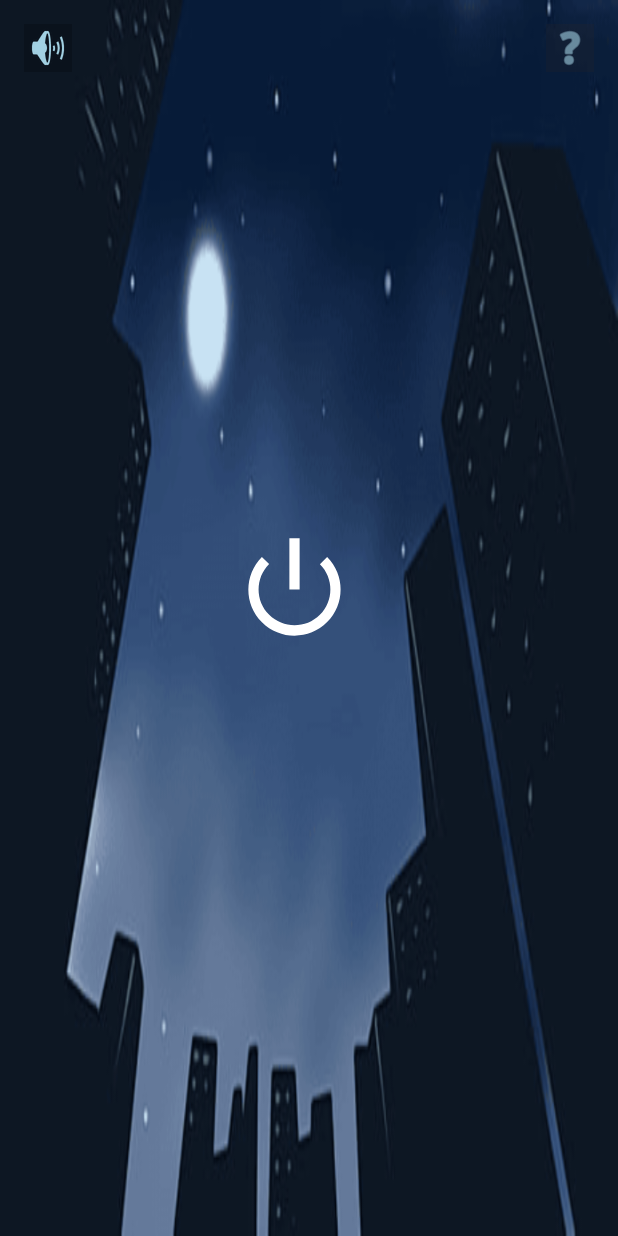
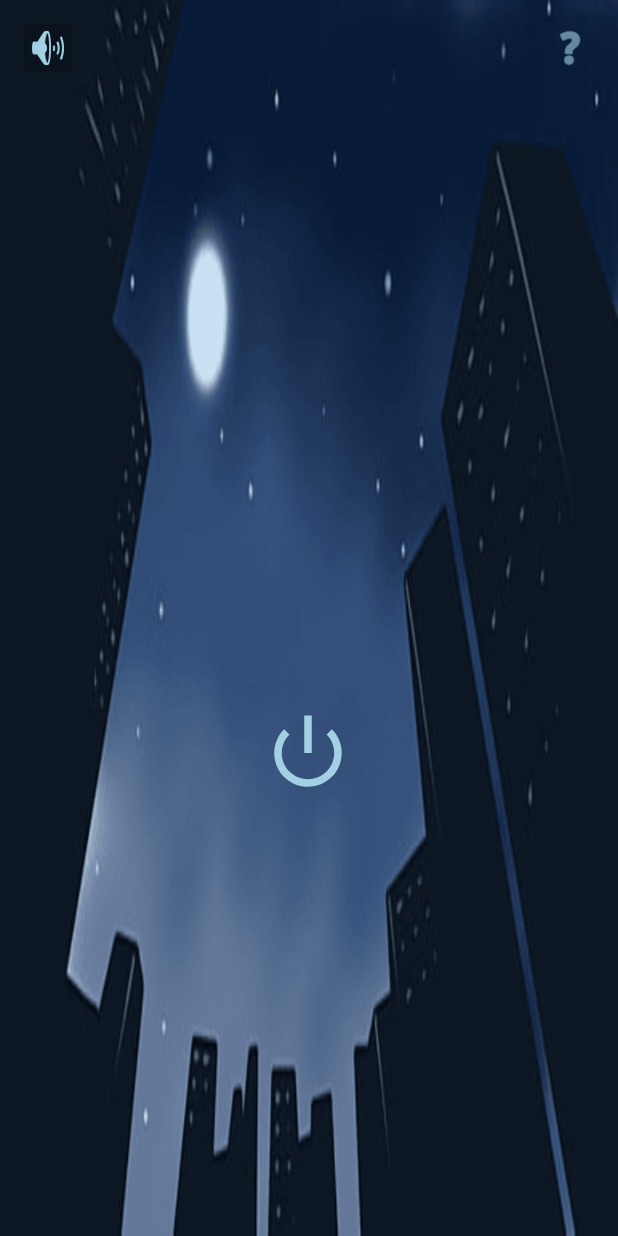
Before and after one commit to mohamedhesham840/Spy_Game, an Android app: the screen it shows after launch (MainActivity), on a phone screen of 412 x 824 dp. Run offline under Robolectric (Android 15) with nearby library versions, the phone set to English and light mode, and no system bars.

Commit message:
home activity logo

```diff
--- a/app/src/main/res/layout/activity_main.xml
+++ b/app/src/main/res/layout/activity_main.xml
@@ -17,7 +17,7 @@
         android:clickable="true"
 
         android:layout_marginEnd="16dp"
-        android:background="#34302525"
+        android:background="@color/none"
         app:layout_constraintEnd_toEndOf="parent"
         app:layout_constraintTop_toTopOf="parent"
         app:srcCompat="@android:drawable/ic_menu_help" />
@@ -37,15 +37,17 @@
 
     <ImageView
         android:id="@+id/imageView5"
-        android:layout_width="90dp"
-        android:layout_height="82dp"
-        android:layout_marginTop="352dp"
+        android:layout_width="60dp"
+        android:layout_height="60dp"
+        android:layout_marginBottom="292dp"
+
+        android:clickable="true"
         android:outlineAmbientShadowColor="#BBB"
-        android:tint="#FFFFFF"
+        android:tint="@color/color2"
+        app:layout_constraintBottom_toBottomOf="parent"
         app:layout_constraintEnd_toEndOf="parent"
-        app:layout_constraintHorizontal_bias="0.47"
+        app:layout_constraintHorizontal_bias="0.498"
         app:layout_constraintStart_toStartOf="parent"
-        app:layout_constraintTop_toTopOf="parent"
         app:srcCompat="@android:drawable/ic_lock_power_off" />
 
     <TextView
@@ -57,7 +59,7 @@
         android:clickable="true"
         android:text="Each player except one gets a card with a location and does not know who the spy is. One of the players gets a spy card and does not know the location. Until the time expires, players take turns asking each other questions, trying to find the spy. The spy tries to stay undetected or guess the location."
         android:textColor="@color/white"
-        android:visibility="invisible"
+        android:visibility="gone"
         app:layout_constraintEnd_toEndOf="parent"
         app:layout_constraintStart_toStartOf="parent"
         app:layout_constraintTop_toTopOf="parent" />
```
Also changed, not shown: app/src/main/res/drawable/background_2.jpeg (added), app/src/main/res/drawable/scale.png (added).
